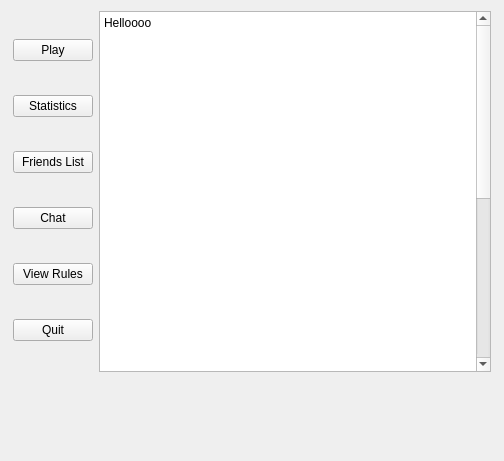
The window that Qt_UI/MainMenu/mainmenu.ui (Phucyro/PawnHub) describes before a commit, drawn with Qt 5.
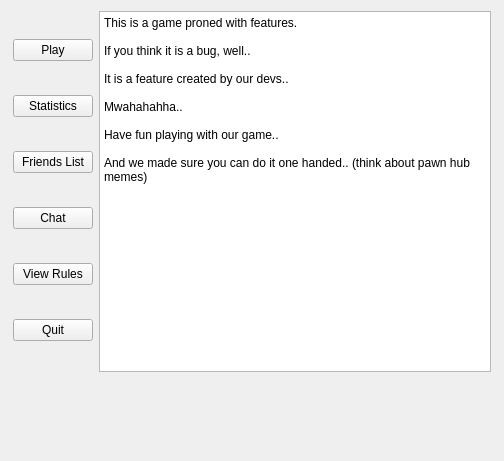
The same window after the commit. Icons and pictures are not drawn.

```diff
--- a/Qt_UI/MainMenu/mainmenu.ui
+++ b/Qt_UI/MainMenu/mainmenu.ui
@@ -137,54 +137,17 @@
         <bool>true</bool>
        </property>
        <property name="plainText">
-        <string>Helloooo
+        <string>This is a game proned with features.
 
+If you think it is a bug, well..
 
+It is a feature created by our devs..
 
+Mwahahahha..
 
+Have fun playing with our game..
 
-
-
-
-
-
-
-
-
-
-
-
-
-
-
-
-
-
-
-
-
-
-
-
-
-
-
-
-
-
-
-
-
-
-
-
-
-
-
-
-
-
-Wassup?</string>
+And we made sure you can do it one handed.. (think about pawn hub memes)</string>
        </property>
        <property name="overwriteMode">
         <bool>true</bool>
```
Left out of the diff: 6 changed lines with no effect on the pictures.
